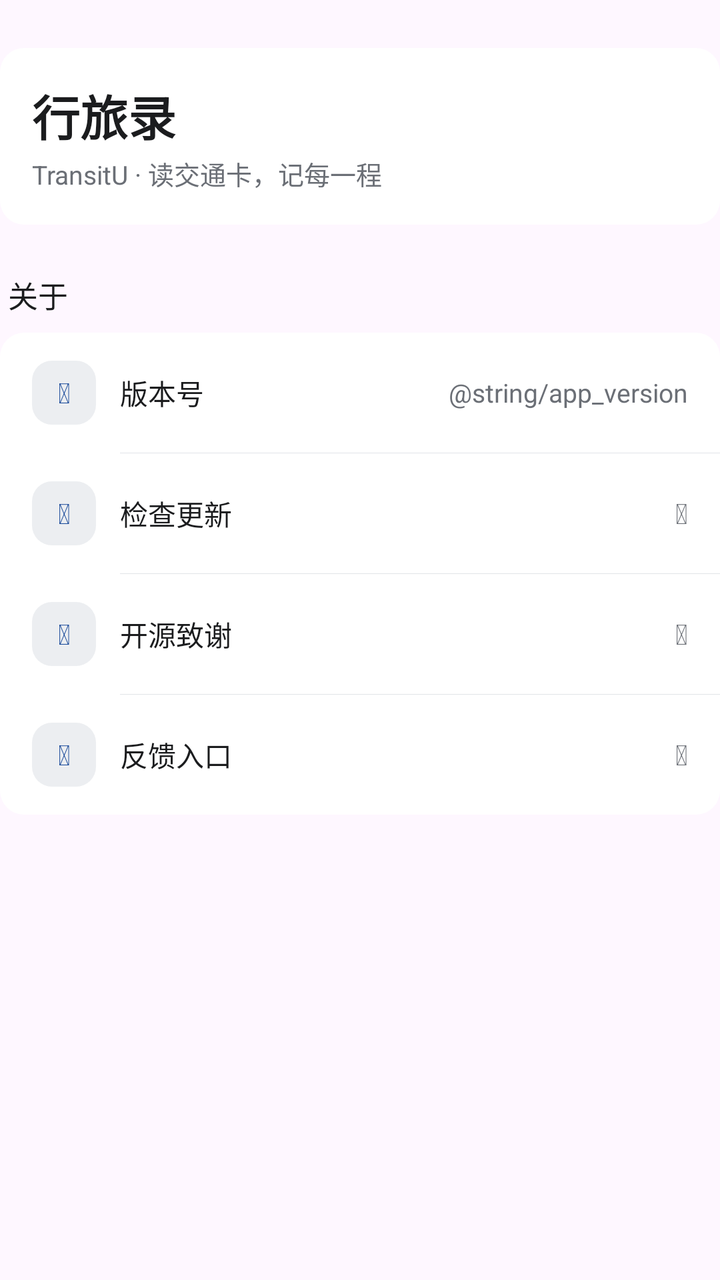
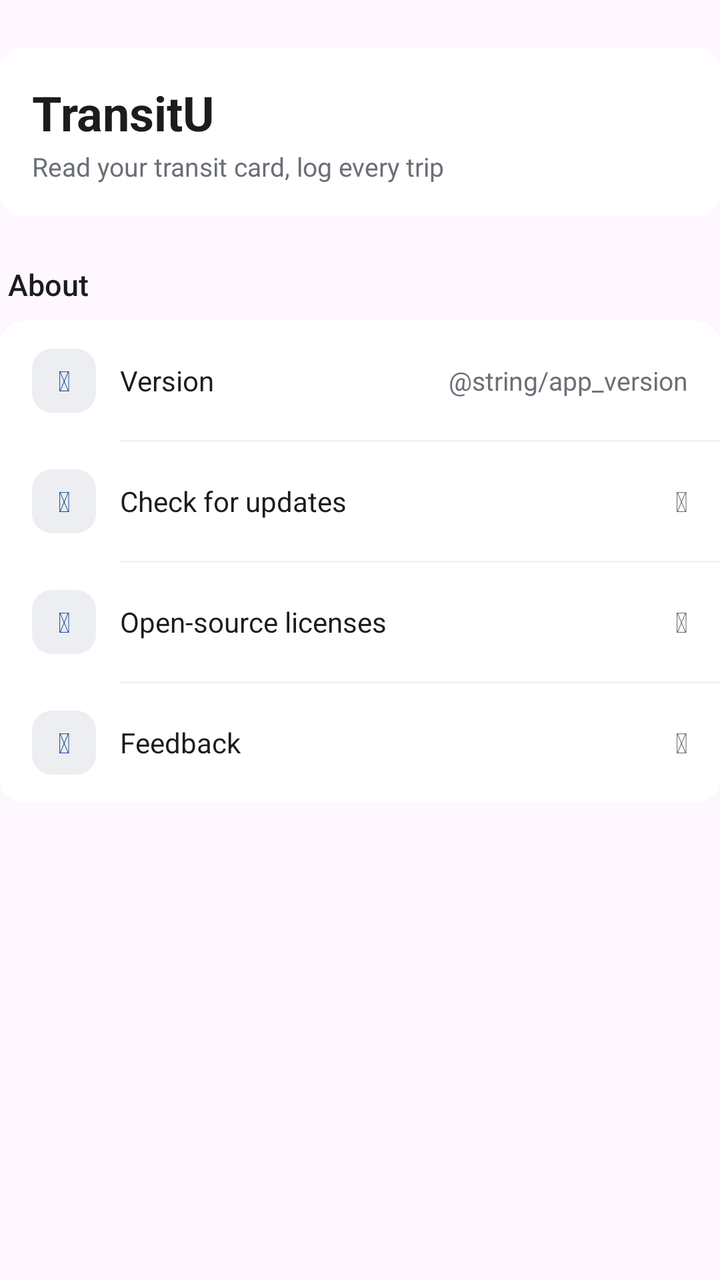

Compare the two renders of this Android layout. The source of the first and the diff that turns it into the second are given below.
<!-- AndroidManifest.xml: application theme Theme.TransitU -->
<!-- res/layout/section_about.xml -->
<?xml version="1.0" encoding="utf-8"?>
<LinearLayout xmlns:android="http://schemas.android.com/apk/res/android"
    xmlns:app="http://schemas.android.com/apk/res-auto"
    android:layout_width="match_parent"
    android:layout_height="wrap_content"
    android:orientation="vertical"
    android:paddingTop="24dp">

    <LinearLayout style="@style/SettingsSectionCard">

        <LinearLayout
            android:layout_width="match_parent"
            android:layout_height="wrap_content"
            android:orientation="vertical"
            android:paddingStart="16dp"
            android:paddingTop="16dp"
            android:paddingEnd="16dp"
            android:paddingBottom="16dp">

            <TextView
                android:layout_width="wrap_content"
                android:layout_height="wrap_content"
                android:text="@string/app_name"
                android:textColor="@color/ink"
                android:textSize="24sp"
                android:textStyle="bold" />

            <TextView
                android:layout_width="wrap_content"
                android:layout_height="wrap_content"
                android:layout_marginTop="2dp"
                android:text="@string/brand_lockup"
                android:textColor="@color/ink_3"
                android:textSize="13sp" />
        </LinearLayout>
    </LinearLayout>

    <TextView
        style="@style/SettingsSectionTitle"
        android:text="关于" />

    <LinearLayout style="@style/SettingsSectionCard">

        <LinearLayout
            android:layout_width="match_parent"
            android:layout_height="wrap_content"
            android:orientation="horizontal"
            android:gravity="center_vertical"
            android:paddingStart="16dp"
            android:paddingEnd="16dp"
            android:paddingTop="14dp"
            android:paddingBottom="14dp">

            <TextView
                android:id="@+id/iconVersion"
                android:layout_width="32dp"
                android:layout_height="32dp"
                android:layout_gravity="center_vertical"
                android:layout_marginEnd="12dp"
                android:background="@drawable/bg_settings_icon"
                android:gravity="center"
                android:text="&#xf02b;"
                android:textColor="@color/accent"
                android:textSize="14sp"
                android:tag="fa" />

            <TextView
                android:layout_width="0dp"
                android:layout_height="wrap_content"
                android:layout_weight="1"
                android:text="版本号"
                android:textColor="@color/ink"
                android:textSize="14sp" />
            <TextView
                android:layout_width="wrap_content"
                android:layout_height="wrap_content"
                android:text="@string/app_version"
                android:textColor="@color/ink_3"
                android:textSize="13sp" />
        </LinearLayout>

        <LinearLayout
            android:id="@+id/rowCheckUpdate"
            android:clickable="true"
            android:focusable="true"
            android:layout_width="match_parent"
            android:layout_height="wrap_content"
            android:orientation="horizontal"
            android:gravity="center_vertical"
            android:paddingStart="16dp"
            android:paddingEnd="16dp"
            android:paddingTop="14dp"
            android:paddingBottom="14dp">

            <TextView
                android:id="@+id/iconCheckUpdate"
                android:layout_width="32dp"
                android:layout_height="32dp"
                android:layout_gravity="center_vertical"
                android:layout_marginEnd="12dp"
                android:background="@drawable/bg_settings_icon"
                android:gravity="center"
                android:text="&#xf2f1;"
                android:textColor="@color/accent"
                android:textSize="14sp"
                android:tag="fa" />

            <TextView
                android:id="@+id/tvCheckUpdate"
                android:layout_width="0dp"
                android:layout_height="wrap_content"
                android:layout_weight="1"
                android:text="@string/check_for_updates"
                android:textColor="@color/ink"
                android:textSize="14sp" />
            <TextView
                android:id="@+id/chevronCheckUpdate"
                android:layout_width="wrap_content"
                android:layout_height="wrap_content"
                android:text="&#xf054;"
                android:textColor="@color/ink_3"
                android:textSize="14sp"
                android:tag="fa" />
            <com.google.android.material.progressindicator.CircularProgressIndicator
                android:id="@+id/progressCheckUpdate"
                android:layout_width="18dp"
                android:layout_height="18dp"
                android:indeterminate="true"
                android:visibility="gone"
                app:indicatorSize="18dp"
                app:trackThickness="2dp"
                app:indicatorColor="@color/accent" />
        </LinearLayout>

        <LinearLayout
            android:id="@+id/rowOpenSource"
            android:layout_width="match_parent"
            android:layout_height="wrap_content"
            android:orientation="horizontal"
            android:gravity="center_vertical"
            android:paddingStart="16dp"
            android:paddingEnd="16dp"
            android:paddingTop="14dp"
            android:paddingBottom="14dp"
            android:clickable="true"
            android:focusable="true">

            <TextView
                android:id="@+id/iconOpenSource"
                android:layout_width="32dp"
                android:layout_height="32dp"
                android:layout_gravity="center_vertical"
                android:layout_marginEnd="12dp"
                android:background="@drawable/bg_settings_icon"
                android:gravity="center"
                android:text="&#xf004;"
                android:textColor="@color/accent"
                android:textSize="14sp"
                android:tag="fa" />

            <TextView
                android:layout_width="0dp"
                android:layout_height="wrap_content"
                android:layout_weight="1"
                android:text="开源致谢"
                android:textColor="@color/ink"
                android:textSize="14sp" />
            <TextView
                android:layout_width="wrap_content"
                android:layout_height="wrap_content"
                android:text="&#xf0c1;"
                android:textColor="@color/ink_3"
                android:textSize="14sp"
                android:tag="fa" />
        </LinearLayout>

        <LinearLayout
            android:id="@+id/rowFeedback"
            android:layout_width="match_parent"
            android:layout_height="wrap_content"
            android:orientation="horizontal"
            android:gravity="center_vertical"
            android:paddingStart="16dp"
            android:paddingEnd="16dp"
            android:paddingTop="14dp"
            android:paddingBottom="14dp"
            android:clickable="true"
            android:focusable="true">

            <TextView
                android:id="@+id/iconFeedback"
                android:layout_width="32dp"
                android:layout_height="32dp"
                android:layout_gravity="center_vertical"
                android:layout_marginEnd="12dp"
                android:background="@drawable/bg_settings_icon"
                android:gravity="center"
                android:text="&#xf0e0;"
                android:textColor="@color/accent"
                android:textSize="14sp"
                android:tag="fa" />

            <TextView
                android:layout_width="0dp"
                android:layout_height="wrap_content"
                android:layout_weight="1"
                android:text="反馈入口"
                android:textColor="@color/ink"
                android:textSize="14sp" />
            <TextView
                android:layout_width="wrap_content"
                android:layout_height="wrap_content"
                android:text="&#xf0c1;"
                android:textColor="@color/ink_3"
                android:textSize="14sp"
                android:tag="fa" />
        </LinearLayout>
    </LinearLayout>
</LinearLayout>
<!-- resources referenced by this layout -->
<resources>
  <color name="accent">#1F4E9C</color>
  <color name="ink">#1B1C1E</color>
  <color name="ink_3">#6B6F76</color>
  <!-- drawable bg_settings_icon (drawable) -->
  <?xml version="1.0" encoding="utf-8"?>
  <shape xmlns:android="http://schemas.android.com/apk/res/android">
      <solid android:color="@color/fill" />
      <corners android:radius="10dp" />
  </shape>
  <string name="app_name">行旅录</string>
  <string name="brand_lockup">TransitU · 读交通卡，记每一程</string>
  <string name="check_for_updates">检查更新</string>
  <style name="SettingsSectionCard">
          <item name="android:layout_width">match_parent</item>
          <item name="android:layout_height">wrap_content</item>
          <item name="android:background">@drawable/bg_card_plain</item>
          <item name="android:divider">@drawable/bg_settings_divider</item>
          <item name="android:orientation">vertical</item>
          <item name="android:showDividers">middle</item>
      </style>
  <style name="SettingsSectionTitle">
          <item name="android:layout_width">match_parent</item>
          <item name="android:layout_height">wrap_content</item>
          <item name="android:layout_marginStart">4dp</item>
          <item name="android:layout_marginTop">24dp</item>
          <item name="android:layout_marginBottom">8dp</item>
          <item name="android:fontFamily">sans-serif-medium</item>
          <item name="android:textColor">@color/ink</item>
          <item name="android:textSize">15sp</item>
      </style>
  <style name="Theme.TransitU" parent="Theme.Material3.DayNight.NoActionBar">
          
          <item name="android:textSelectHandle">@drawable/tu_text_select_handle_middle</item>
          <item name="android:textSelectHandleLeft">@drawable/tu_text_select_handle_left</item>
          <item name="android:textSelectHandleRight">@drawable/tu_text_select_handle_right</item>
  
          
          <item name="android:textColorHighlight">@color/m3_highlighted_text</item>
      </style>
  <color name="fill">#ECEEF1</color>
  <!-- drawable bg_card_plain (drawable) -->
  <?xml version="1.0" encoding="utf-8"?>
  <shape xmlns:android="http://schemas.android.com/apk/res/android">
      <solid android:color="@color/surface" />
      <corners android:radius="12dp" />
  </shape>
  <!-- drawable bg_settings_divider (drawable) -->
  <?xml version="1.0" encoding="utf-8"?>
  <inset xmlns:android="http://schemas.android.com/apk/res/android"
      android:insetLeft="60dp">
      <shape android:shape="rectangle">
          <solid android:color="@color/line" />
          <size android:height="1px" />
      </shape>
  </inset>
  <!-- drawable tu_text_select_handle_middle (drawable) -->
  <?xml version="1.0" encoding="utf-8"?>
  <bitmap xmlns:android="http://schemas.android.com/apk/res/android"
      android:src="@drawable/abc_text_select_handle_middle_mtrl"
      android:tint="?attr/colorPrimary"
      android:tintMode="src_in" />
  <!-- drawable tu_text_select_handle_left (drawable) -->
  <?xml version="1.0" encoding="utf-8"?>
  <bitmap xmlns:android="http://schemas.android.com/apk/res/android"
      android:src="@drawable/abc_text_select_handle_left_mtrl"
      android:tint="?attr/colorPrimary"
      android:tintMode="src_in" />
  <!-- drawable tu_text_select_handle_right (drawable) -->
  <?xml version="1.0" encoding="utf-8"?>
  <bitmap xmlns:android="http://schemas.android.com/apk/res/android"
      android:src="@drawable/abc_text_select_handle_right_mtrl"
      android:tint="?attr/colorPrimary"
      android:tintMode="src_in" />
  <color name="surface">#FFFFFF</color>
  <color name="line">#E1E4E8</color>
</resources>

<!-- the commit's change to res/layout/section_about.xml (unified diff, before → after) -->
@@ -37,7 +37,7 @@
 
     <TextView
         style="@style/SettingsSectionTitle"
-        android:text="关于" />
+        android:text="@string/about" />
 
     <LinearLayout style="@style/SettingsSectionCard">
 
@@ -68,7 +68,7 @@
                 android:layout_width="0dp"
                 android:layout_height="wrap_content"
                 android:layout_weight="1"
-                android:text="版本号"
+                android:text="@string/version_number"
                 android:textColor="@color/ink"
                 android:textSize="14sp" />
             <TextView
@@ -162,7 +162,7 @@
                 android:layout_width="0dp"
                 android:layout_height="wrap_content"
                 android:layout_weight="1"
-                android:text="开源致谢"
+                android:text="@string/oss_acknowledgements"
                 android:textColor="@color/ink"
                 android:textSize="14sp" />
             <TextView
@@ -204,7 +204,7 @@
                 android:layout_width="0dp"
                 android:layout_height="wrap_content"
                 android:layout_weight="1"
-                android:text="反馈入口"
+                android:text="@string/feedback"
                 android:textColor="@color/ink"
                 android:textSize="14sp" />
             <TextView
<!-- resource entries referenced after the edit -->
@@ -9,9 +9,13 @@
       <solid android:color="@color/fill" />
       <corners android:radius="10dp" />
   </shape>
-  <string name="app_name">行旅录</string>
-  <string name="brand_lockup">TransitU · 读交通卡，记每一程</string>
-  <string name="check_for_updates">检查更新</string>
+  <string name="about">About</string>
+  <string name="app_name">TransitU</string>
+  <string name="brand_lockup">Read your transit card, log every trip</string>
+  <string name="check_for_updates">Check for updates</string>
+  <string name="feedback">Feedback</string>
+  <string name="oss_acknowledgements">Open-source licenses</string>
+  <string name="version_number">Version</string>
   <style name="SettingsSectionCard">
           <item name="android:layout_width">match_parent</item>
           <item name="android:layout_height">wrap_content</item>
